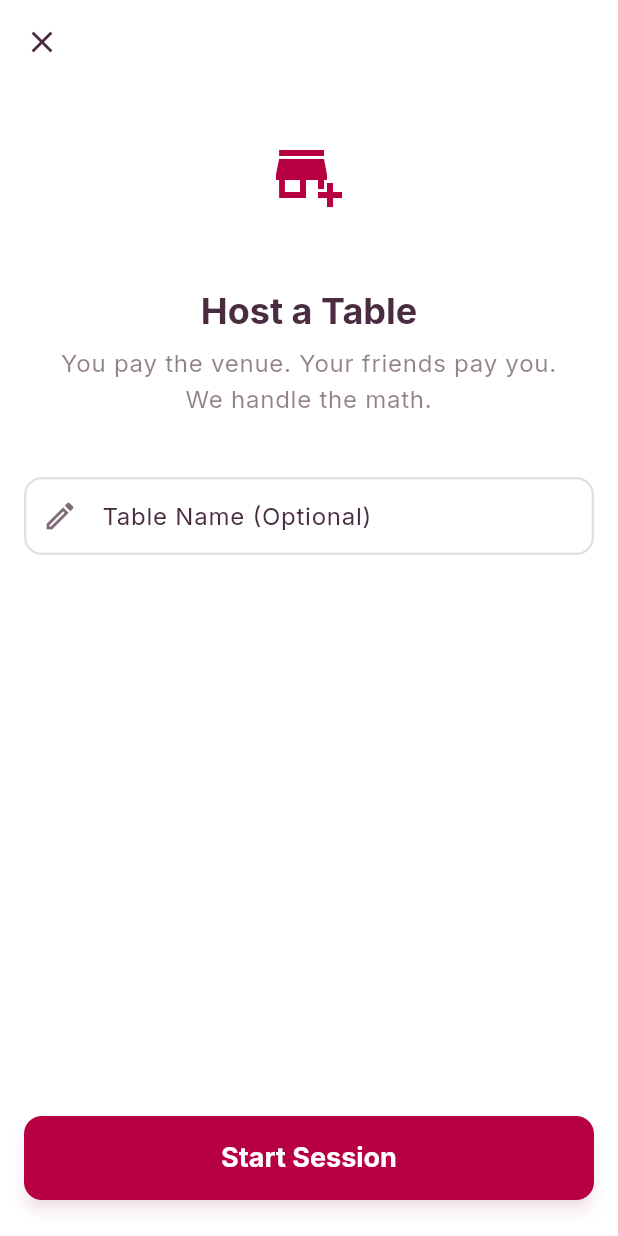
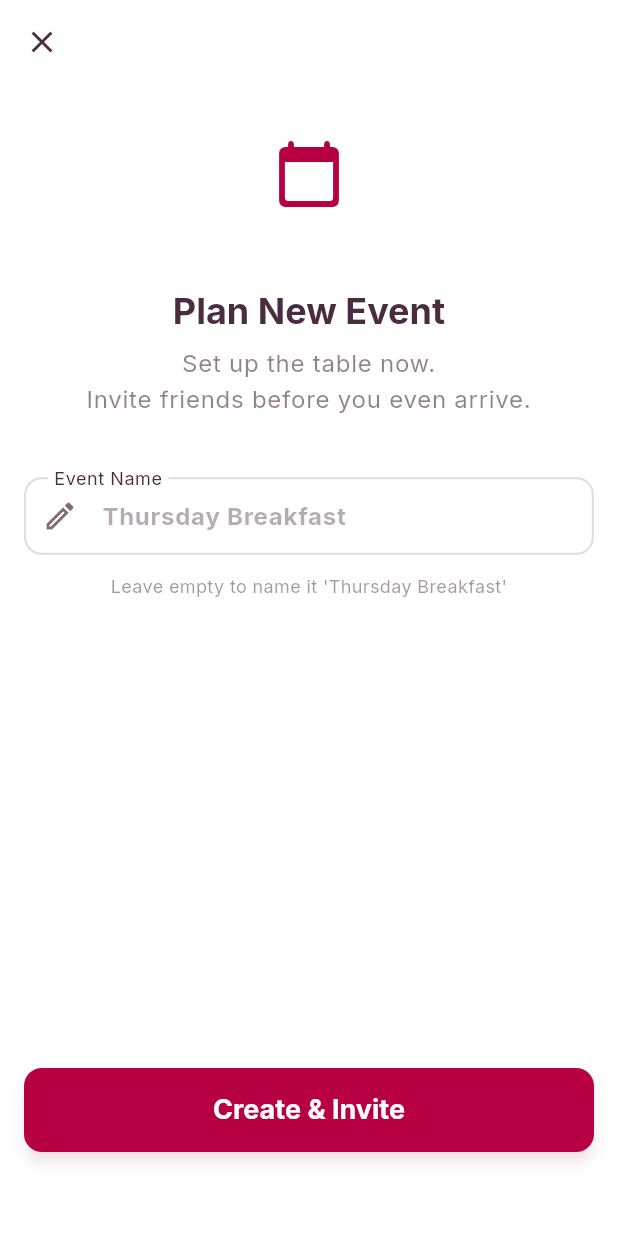
Before and after one commit to edwinjayJC/pyble, a Flutter app: the CreateTableScreen screen opened by its route, on a phone screen of 412 x 824 dp. Run offline on Flutter 3.47's test engine with Material 3 defaults, Android fonts, the phone set to English and light mode, and no system bars; our stand-ins replace email_validator, flutter_riverpod, go_router, google_fonts, image_picker, qr_flutter and 4 more; missing offline and left inert: mobile_scanner, supabase_auth_ui; accounts and stored records are empty; network calls fail.

Commit message:
feat: added updates

```diff
--- a/lib/features/ocr/screens/scan_bill_screen.dart
+++ b/lib/features/ocr/screens/scan_bill_screen.dart
@@ -226,7 +226,6 @@ class _ScanBillScreenState extends ConsumerState<ScanBillScreen> {
           onPressed: () => context.go('/table/${widget.tableId}/claim'),
         ),
         actions: [
-          if (hasItems)
             TextButton(
               onPressed: () => context.go('/table/${widget.tableId}/claim'),
               child: const Text("Next",
--- a/lib/features/table/screens/create_table_screen.dart
+++ b/lib/features/table/screens/create_table_screen.dart
@@ -25,14 +25,17 @@ class _CreateTableScreenState extends ConsumerState<CreateTableScreen> {
 
   bool _isLoading = false;
   TableSession? _activeTable;
-  bool _checkingTable = true;
 
   @override
   void initState() {
     super.initState();
     _suggestedTitle = _generateSmartTitle();
-    _titleController = TextEditingController();
+    _titleController = TextEditingController(); // Start empty to let hint show
+
+    // Non-blocking check for existing sessions
+    WidgetsBinding.instance.addPostFrameCallback((_) {
       _checkForActiveTable();
+    });
   }
 
   @override
@@ -43,8 +46,8 @@ class _CreateTableScreenState extends ConsumerState<CreateTableScreen> {
 
   String _generateSmartTitle() {
     final now = DateTime.now();
-    final day = DateFormat('EEEE').format(now); // "Monday"
-    String meal = "Meal";
+    final day = DateFormat('EEEE').format(now); // "Friday"
+    String meal = "Gathering";
 
     if (now.hour < 11) meal = "Breakfast";
     else if (now.hour < 16) meal = "Lunch";
@@ -69,14 +72,13 @@ class _CreateTableScreenState extends ConsumerState<CreateTableScreen> {
               table.status == TableStatus.collecting))
           .firstOrNull;
 
-      if (mounted) {
+      if (mounted && hostedTable != null) {
         setState(() {
           _activeTable = hostedTable;
-          _checkingTable = false;
         });
       }
     } catch (e) {
-      if (mounted) setState(() => _checkingTable = false);
+      // Fail silently
     }
   }
 
@@ -92,21 +94,27 @@ class _CreateTableScreenState extends ConsumerState<CreateTableScreen> {
 
     try {
       final enteredTitle = _titleController.text.trim();
+      // UX FIX: If empty, use the Smart Suggestion as the actual title
+      final finalTitle = enteredTitle.isEmpty ? _suggestedTitle : enteredTitle;
+
       await ref.read(currentTableProvider.notifier).createTable(
-        title: enteredTitle.isEmpty ? 'Your Table' : enteredTitle,
+        title: finalTitle,
       );
 
       final tableData = ref.read(currentTableProvider).valueOrNull;
 
       if (tableData != null && mounted) {
+        // FLOW UPDATE: Go to INVITE (Lobby), not Scan.
+        // This allows the "Pre-Event" creation flow.
         context.go('/table/${tableData.table.id}/invite');
       }
     } catch (e) {
       if (mounted) {
+        final theme = Theme.of(context);
         ScaffoldMessenger.of(context).showSnackBar(
           SnackBar(
             content: Text('Error: $e'),
-            backgroundColor: Theme.of(context).colorScheme.error,
+            backgroundColor: theme.colorScheme.error,
           ),
         );
       }
@@ -116,25 +124,28 @@ class _CreateTableScreenState extends ConsumerState<CreateTableScreen> {
   }
 
   void _showResumeDialog() {
+    final theme = Theme.of(context);
     showDialog(
       context: context,
       builder: (context) => AlertDialog(
-        title: const Text("Resume Active Session?"),
+        title: const Text("Resume Active Event?"),
         content: Text(
-            "You are already hosting '${_activeTable?.title ?? 'a table'}'. You must finish that one before starting a new one."),
+            "You already have an open event: '${_activeTable?.title ?? 'Untitled'}'.\n\nYou must finish or cancel that one before starting a new one."),
         actions: [
           TextButton(
             onPressed: () => Navigator.pop(context),
-            child: const Text("Cancel"),
+            child: Text("Cancel", style: TextStyle(color: theme.colorScheme.onSurface)),
           ),
           ElevatedButton(
             onPressed: () {
               Navigator.pop(context);
-              context.go('/table/${_activeTable!.id}/claim');
+              // Resume goes to Invite/Lobby to check on guests
+              context.go('/table/${_activeTable!.id}/invite');
             },
             style: ElevatedButton.styleFrom(
-                backgroundColor: Theme.of(context).colorScheme.primary),
-            child: const Text("Go to Active Table"),
+                backgroundColor: theme.colorScheme.primary,
+                foregroundColor: theme.colorScheme.onPrimary),
+            child: const Text("Go to Event"),
           ),
         ],
       ),
@@ -146,7 +157,6 @@ class _CreateTableScreenState extends ConsumerState<CreateTableScreen> {
     final theme = Theme.of(context);
 
     return Scaffold(
-      // 1. FIX: Use Theme Background (Light Crust / Dark Plum)
       backgroundColor: theme.scaffoldBackgroundColor,
       appBar: AppBar(
         backgroundColor: theme.scaffoldBackgroundColor,
@@ -157,8 +167,14 @@ class _CreateTableScreenState extends ConsumerState<CreateTableScreen> {
         ),
       ),
       body: SafeArea(
-        child: Padding(
+        child: LayoutBuilder(
+          builder: (context, constraints) {
+            return SingleChildScrollView(
               padding: AppSpacing.screenPadding,
+              child: ConstrainedBox(
+                // Ensure content fills screen for Spacer() to work
+                constraints: BoxConstraints(minHeight: constraints.maxHeight - AppSpacing.xl),
+                child: IntrinsicHeight(
                   child: Form(
                     key: _formKey,
                     child: Column(
@@ -166,24 +182,23 @@ class _CreateTableScreenState extends ConsumerState<CreateTableScreen> {
                       children: [
                         const SizedBox(height: AppSpacing.md),
 
-                // 2. FIX: Icon Container colors
+                        // 1. Icon Container
                         Center(
                           child: Container(
                             padding: const EdgeInsets.all(20),
                             decoration: BoxDecoration(
-                      // Use Surface color (White/Ink)
                               color: theme.colorScheme.surface,
                               shape: BoxShape.circle,
                             ),
-                    child: Icon(Icons.add_business,
+                            child: Icon(Icons.calendar_today_rounded, // Changed to Calendar for "Planning" feel
                                 size: 48, color: theme.colorScheme.primary),
                           ),
                         ),
                         const SizedBox(height: AppSpacing.xl),
 
-                // 3. FIX: Text Colors
+                        // 2. Headline
                         Text(
-                  'Host a Table',
+                          'Plan New Event',
                           style: theme.textTheme.headlineLarge?.copyWith(
                               fontWeight: FontWeight.bold,
                               color: theme.colorScheme.onSurface
@@ -192,7 +207,7 @@ class _CreateTableScreenState extends ConsumerState<CreateTableScreen> {
                         ),
                         const SizedBox(height: 8),
                         Text(
-                  'You pay the venue. Your friends pay you.\nWe handle the math.',
+                          'Set up the table now.\nInvite friends before you even arrive.',
                           style: theme.textTheme.bodyLarge?.copyWith(
                               color: theme.colorScheme.onSurface.withOpacity(0.6),
                               height: 1.5
@@ -202,24 +217,25 @@ class _CreateTableScreenState extends ConsumerState<CreateTableScreen> {
 
                         const SizedBox(height: 40),
 
-                // The Resume Card (If applicable)
+                        // The Resume Card
                         if (_activeTable != null) _buildResumeCard(context),
 
-                // 4. FIX: Input Fields
+                        // 3. Input Fields
                         if (_activeTable == null) ...[
                           TextFormField(
                             controller: _titleController,
-                    textCapitalization: TextCapitalization.words,
+                            textCapitalization: TextCapitalization.sentences,
                             style: TextStyle(
                               fontWeight: FontWeight.bold,
                               color: theme.colorScheme.onSurface,
                             ),
                             decoration: InputDecoration(
-                      labelText: 'Table Name (Optional)',
-                      hintText: _suggestedTitle,
+                              labelText: 'Event Name',
+                              hintText: _suggestedTitle, // e.g. "Friday Dinner"
+                              floatingLabelBehavior: FloatingLabelBehavior.always,
                               hintStyle: TextStyle(
                                 color: theme.colorScheme.onSurface.withOpacity(0.4),
-                        fontStyle: FontStyle.italic,
+                                fontStyle: FontStyle.normal,
                               ),
                               prefixIcon: Icon(
                                 Icons.edit_outlined,
@@ -233,18 +249,24 @@ class _CreateTableScreenState extends ConsumerState<CreateTableScreen> {
                               ),
                             ),
                           ),
+                          const SizedBox(height: 12),
+                          Text(
+                            "Leave empty to name it '$_suggestedTitle'",
+                            style: TextStyle(fontSize: 12, color: theme.colorScheme.onSurface.withOpacity(0.5)),
+                            textAlign: TextAlign.center,
+                          ),
                         ],
 
                         const Spacer(),
 
-                // 5. FIX: Button Colors
+                        // 4. Button
                         SizedBox(
                           height: 56,
                           child: ElevatedButton(
                             onPressed: _isLoading
                                 ? null
                                 : (_activeTable != null
-                        ? () => context.go('/table/${_activeTable!.id}/claim')
+                                ? () => context.go('/table/${_activeTable!.id}/invite') // Resume -> Invite
                                 : _createTable),
                             style: ElevatedButton.styleFrom(
                               backgroundColor: theme.colorScheme.primary,
@@ -263,7 +285,7 @@ class _CreateTableScreenState extends ConsumerState<CreateTableScreen> {
                                 : Text(
                               _activeTable != null
                                   ? 'Resume ${_activeTable!.code}'
-                          : 'Start Session',
+                                  : 'Create & Invite', // Clear CTA
                               style: const TextStyle(
                                   fontSize: 18, fontWeight: FontWeight.bold),
                             ),
@@ -276,6 +298,10 @@ class _CreateTableScreenState extends ConsumerState<CreateTableScreen> {
                 ),
               ),
             );
+          },
+        ),
+      ),
+    );
   }
 
   Widget _buildResumeCard(BuildContext context) {
@@ -285,21 +311,20 @@ class _CreateTableScreenState extends ConsumerState<CreateTableScreen> {
       margin: const EdgeInsets.only(bottom: 24),
       padding: const EdgeInsets.all(16),
       decoration: BoxDecoration(
-        // Use primary with opacity for the background tint
         color: theme.colorScheme.primary.withOpacity(0.1),
         borderRadius: AppRadius.allMd,
         border: Border.all(color: theme.colorScheme.primary.withOpacity(0.3)),
       ),
       child: Row(
         children: [
-          Icon(Icons.history, color: theme.colorScheme.primary),
+          Icon(Icons.event_available, color: theme.colorScheme.primary),
           const SizedBox(width: 16),
           Expanded(
             child: Column(
               crossAxisAlignment: CrossAxisAlignment.start,
               children: [
                 Text(
-                  "Session in Progress",
+                  "Event in Progress",
                   style: TextStyle(
                       fontSize: 12,
                       color: theme.colorScheme.primary,
```
Also changed, not shown: lib/features/auth/screens/auth_screen.dart (+69 -36 lines), lib/features/home/screens/splash_screen.dart (+8 -5 lines), lib/features/table/screens/claim_screen.dart (+94 -57 lines). Lines whose indentation alone changed are shown as unchanged.
